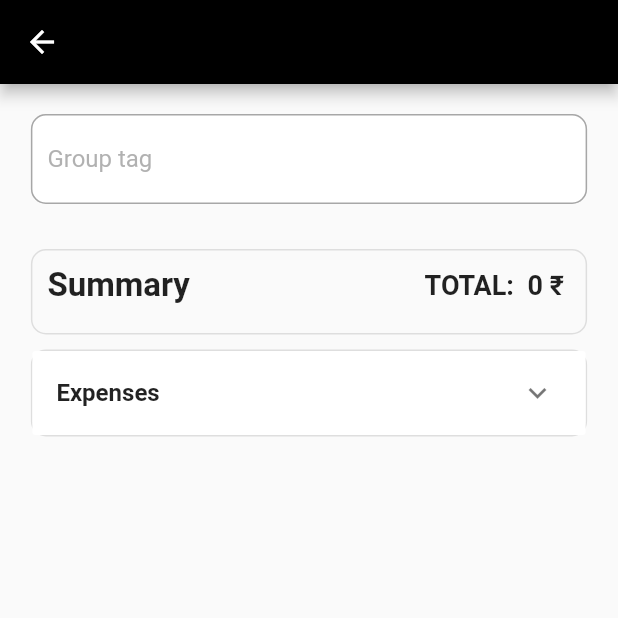
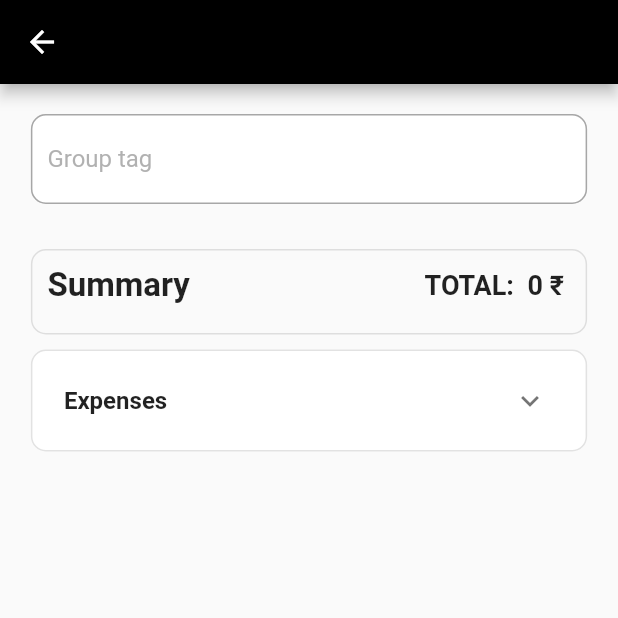
Before and after one commit to nevinmanoj/xpens, a Flutter app: the GroupReportMain screen opened directly, on a phone screen of 412 x 824 dp, the top half of it. Run offline on Flutter 3.47's test engine with Material 2 defaults, Android fonts, the phone set to English and light mode, and no system bars; our stand-ins replace cloud_firestore, firebase_auth, firebase_core, flutter_slidable, flutter_spinkit, icons_plus and 2 more; missing offline and left inert: excel; accounts and stored records are empty.

Commit message:
fixed group ac

```diff
--- a/lib/screens/home/settings/GroupReport/ExpenseAccordion/ExpenseAccordion.dart
+++ b/lib/screens/home/settings/GroupReport/ExpenseAccordion/ExpenseAccordion.dart
@@ -38,7 +38,9 @@ class _ExpenseAccordionState extends State<ExpenseAccordion> {
     }
 
     return Container(
+      padding: EdgeInsets.all(5),
       decoration: BoxDecoration(
+        color: Colors.white,
         border: Border.all(
           color: Colors.grey.withOpacity(0.3),
         ),
@@ -47,9 +49,7 @@ class _ExpenseAccordionState extends State<ExpenseAccordion> {
       // padding: EdgeInsets.all(16.0),
       margin: EdgeInsets.fromLTRB(wt * 0.05, 10, wt * 0.05, 0),
       child: SingleChildScrollView(
-        child: Column(
-          children: [
-            ExpansionPanelList(
+        child: ExpansionPanelList(
           elevation: 0,
           expandedHeaderPadding: EdgeInsets.all(0),
           expansionCallback: (int index, bool _isExpanded) {
@@ -72,7 +72,10 @@ class _ExpenseAccordionState extends State<ExpenseAccordion> {
                   ),
                 );
               },
-                  body: SizedBox(
+              body: Container(
+                decoration: BoxDecoration(
+                  borderRadius: BorderRadius.circular(10),
+                ),
                 height: ht * 0.5,
                 child: ListView.builder(
                   itemCount: groupedList.keys.length,
@@ -92,14 +95,12 @@ class _ExpenseAccordionState extends State<ExpenseAccordion> {
                             child: Text(
                               iDate,
                               style: TextStyle(
-                                      fontWeight: FontWeight.bold,
-                                      fontSize: 18),
+                                  fontWeight: FontWeight.bold, fontSize: 18),
                             ),
                           ),
                         ),
                         for (var item in groupedList[iDate])
-                              itemWidget(
-                                  context: context, iDate: iDate, item: item)
+                          itemWidget(context: context, iDate: iDate, item: item)
                       ],
                     );
                   },
@@ -109,8 +110,6 @@ class _ExpenseAccordionState extends State<ExpenseAccordion> {
             ),
           ],
         ),
-          ],
-        ),
       ),
     );
   }
```
Also changed, not shown: 1 other file. Lines whose indentation alone changed are shown as unchanged.
